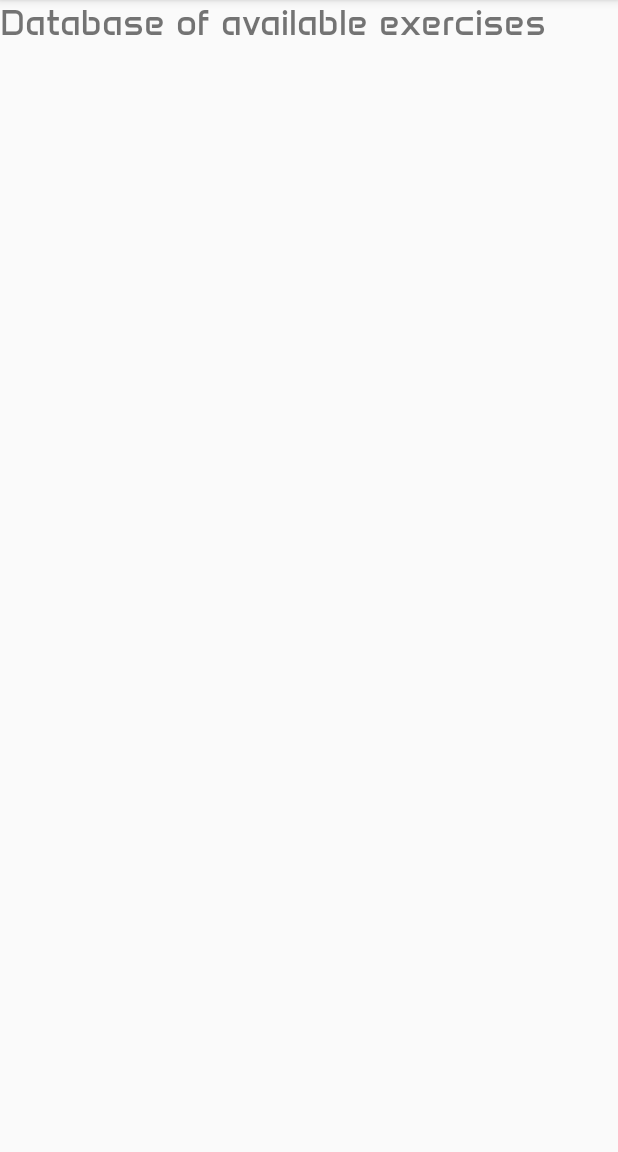
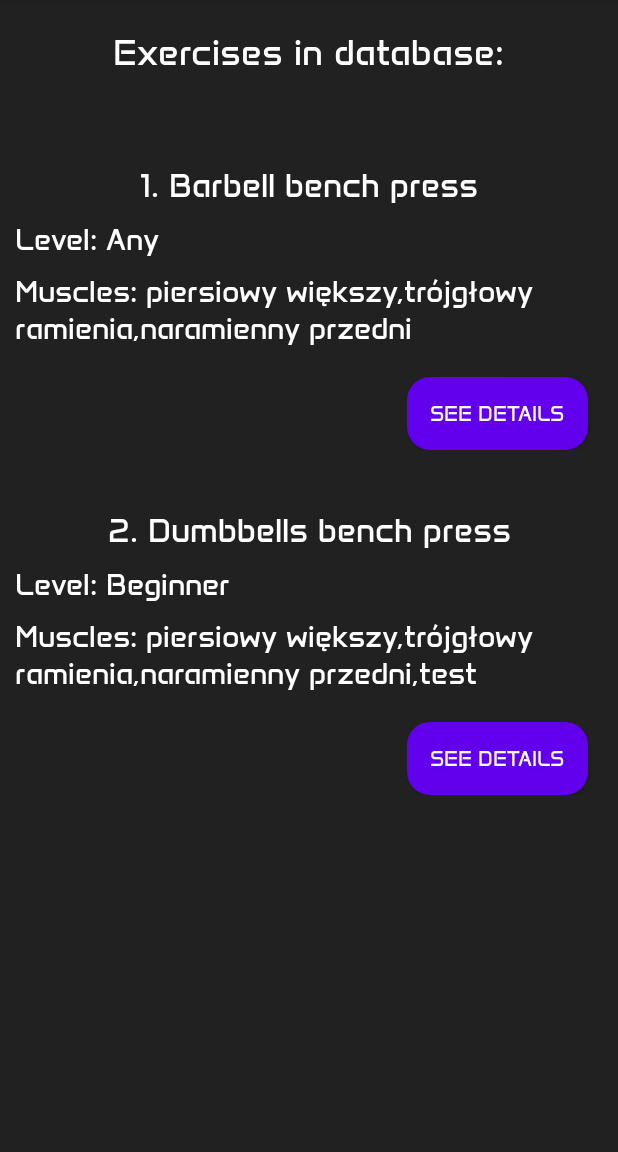
Before and after one commit to Lewan24/GymBuddy, an Android app built with Jetpack Compose: the fragment ExercisesDbFragment placed in its activity, on a phone screen of 412 x 824 dp, the part 84-1236 px from its top. Run offline under Robolectric (Android 15) with nearby library versions, the phone set to English and light mode, and no system bars; our stand-ins replace Room's generated code.

Commit message:
Modify entities to match database. Modify prepopulated database to use existing entities and store few test static items. Add new viemodel, adapter and implementation to show Exercises from database. Use Gson as json serializer to deserialize json from database

```diff
--- a/src/app/build.gradle.kts
+++ b/src/app/build.gradle.kts
@@ -65,6 +65,7 @@ dependencies {
     implementation("androidx.compose.material3:material3")
     implementation("androidx.drawerlayout:drawerlayout:1.2.0")
     implementation("androidx.legacy:legacy-support-v4:1.0.0")
+    implementation("androidx.fragment:fragment-ktx:1.5.6")
     testImplementation("junit:junit:4.13.2")
     androidTestImplementation("androidx.test.ext:junit:1.1.5")
     androidTestImplementation("androidx.test.espresso:espresso-core:3.5.1")
--- /dev/null
+++ b/src/app/src/main/java/com/example/gymbuddy/data/adapters/ExercisesAdapter.kt
@@ -0,0 +1,50 @@
+package com.example.gymbuddy.data.adapters
+
+import android.annotation.SuppressLint
+import android.view.LayoutInflater
+import android.view.View
+import android.view.ViewGroup
+import android.widget.TextView
+import androidx.recyclerview.widget.RecyclerView
+import com.example.gymbuddy.R
+import com.example.gymbuddy.data.entities.ExerciseModel
+import com.example.gymbuddy.data.viewmodels.ExercisesDbViewModel
+import com.google.gson.Gson
+
+class ExercisesAdapter : RecyclerView.Adapter<ExercisesAdapter.ExerciseViewHolder>() {
+    private lateinit var databaseViewModel: ExercisesDbViewModel
+    var items = ArrayList<ExerciseModel>()
+
+    fun setListData(data: ArrayList<ExerciseModel>){
+        this.items = data
+    }
+
+    fun setViewModel(viewModel: ExercisesDbViewModel){
+        this.databaseViewModel = viewModel
+    }
+    inner class ExerciseViewHolder(itemView: View) : RecyclerView.ViewHolder(itemView){
+        val exerciseName: TextView = itemView.findViewById(R.id.tvExerciseName)
+        val exerciseLevel: TextView = itemView.findViewById(R.id.tvLevel)
+        val exerciseMuscles: TextView = itemView.findViewById(R.id.tvMuscles)
+    }
+
+    override fun onCreateViewHolder(parent: ViewGroup, viewType: Int): ExerciseViewHolder {
+        val itemView = LayoutInflater.from(parent.context).inflate(R.layout.singleexercise, parent, false)
+        return ExerciseViewHolder(itemView)
+    }
+
+    override fun getItemCount(): Int = items.size
+
+    @SuppressLint("SetTextI18n")
+    override fun onBindViewHolder(holder: ExerciseViewHolder, position: Int) {
+        val currentExercise = items[position]
+
+        holder.exerciseName.text = "${currentExercise.id}. ${currentExercise.exerciseName}"
+        holder.exerciseLevel.text = "Level: ${currentExercise.level}"
+
+        // Todo: Check if this solution is not killing performance if there would be many more exercises
+        val gson = Gson()
+        val exerciseMusclesAsList: List<String> = gson.fromJson<List<String>>(currentExercise.musclesUsed, List::class.java)
+        "Muscles: ${exerciseMusclesAsList.joinToString(separator = ",")}".also { holder.exerciseMuscles.text = it }
+    }
+}
--- a/src/app/src/main/java/com/example/gymbuddy/data/adapters/TrainingPlansAdapter.kt
+++ b/src/app/src/main/java/com/example/gymbuddy/data/adapters/TrainingPlansAdapter.kt
@@ -12,6 +12,7 @@ import com.example.gymbuddy.data.viewmodels.TrainingsViewModel
 class TrainingPlansAdapter : RecyclerView.Adapter<TrainingPlansAdapter.TrainingPlanViewHolder>() {
     private lateinit var databaseViewModel: TrainingsViewModel
     var items = ArrayList<TrainingPlanModel>()
+
     fun setListData(data: ArrayList<TrainingPlanModel>){
         this.items = data
     }
--- a/src/app/src/main/java/com/example/gymbuddy/data/entities/ArchivedTrainingModel.kt
+++ b/src/app/src/main/java/com/example/gymbuddy/data/entities/ArchivedTrainingModel.kt
@@ -9,16 +9,5 @@ data class ArchivedTrainingModel(
     @PrimaryKey(autoGenerate = true) @ColumnInfo(name="Id") val id: Int = 0,
     @ColumnInfo(name="TrainingPlanJson") val trainingPlan: String, // TrainingPlanModel
     @ColumnInfo(name="TrainingTime") val trainingTime: String, // ex: 1h 25m
-    @ColumnInfo(name="TotalWeightInKg") val totalWeightInKg: Int
+    @ColumnInfo(name="TotalWeightInKg") val totalWeightInKg: Int?
 )
-
-//class ArchivedTrainingModelDto(model: ArchivedTrainingModel) {
-//    var id: Int = 0
-//    lateinit var trainingPlan: TrainingPlanModel
-//
-//    init {
-//        id = model.id
-//        val gson = Gson()
-//        trainingPlan = gson.fromJson(model.trainingPlan, trainingPlan::class.java)
-//    }
-//}
--- a/src/app/src/main/java/com/example/gymbuddy/data/entities/ExerciseModel.kt
+++ b/src/app/src/main/java/com/example/gymbuddy/data/entities/ExerciseModel.kt
@@ -2,16 +2,17 @@ package com.example.gymbuddy.data.entities
 
 import androidx.room.ColumnInfo
 import androidx.room.Entity
+import androidx.room.Index
 import androidx.room.PrimaryKey
 
-@Entity(tableName = "Exercises")
+@Entity(tableName = "Exercises", indices=[Index(value=["ExerciseName"], unique=true)])
 data class ExerciseModel(
     @PrimaryKey(autoGenerate = true) @ColumnInfo(name="Id") val id: Int = 0,
     @ColumnInfo(name="ExerciseName") val exerciseName: String,
     @ColumnInfo(name="MusclesUsedJson") val musclesUsed: String, //List<String>
-    @ColumnInfo(name="LevelJson") val level: String, // Level as string
-    @ColumnInfo(name="Advices") val advices: String,
-    @ColumnInfo(name="VideoUrl") val videoUrl: String
+    @ColumnInfo(name="Level") val level: String, // Level as string
+    @ColumnInfo(name="AdvicesJson") val advices: String?, // List<String>
+    @ColumnInfo(name="VideoUrl") val videoUrl: String?
 )
 
 enum class Level{
--- a/src/app/src/main/java/com/example/gymbuddy/data/entities/UserSettingModel.kt
+++ b/src/app/src/main/java/com/example/gymbuddy/data/entities/UserSettingModel.kt
@@ -2,9 +2,10 @@ package com.example.gymbuddy.data.entities
 
 import androidx.room.ColumnInfo
 import androidx.room.Entity
+import androidx.room.Index
 import androidx.room.PrimaryKey
 
-@Entity(tableName = "UserSettings")
+@Entity(tableName = "UserSettings", indices=[Index(value=["SettingName"], unique=true)])
 data class UserSetting(
     @PrimaryKey(autoGenerate = true) @ColumnInfo(name="Id") val id: Int = 0,
     @ColumnInfo(name="SettingName") val settingName: String,
--- /dev/null
+++ b/src/app/src/main/java/com/example/gymbuddy/data/viewmodels/ExercisesDbViewModel.kt
@@ -0,0 +1,31 @@
+package com.example.gymbuddy.data.viewmodels
+
+import android.app.Application
+import androidx.lifecycle.AndroidViewModel
+import androidx.lifecycle.MutableLiveData
+import androidx.lifecycle.viewModelScope
+import com.example.gymbuddy.data.daos.ExercisesDao
+import com.example.gymbuddy.data.databases.AppDatabase
+import com.example.gymbuddy.data.entities.ExerciseModel
+import kotlinx.coroutines.Dispatchers
+import kotlinx.coroutines.launch
+
+class ExercisesDbViewModel(app: Application) : AndroidViewModel(app) {
+    private val db: ExercisesDao
+    private var allExercises: MutableLiveData<List<ExerciseModel>>
+
+    init {
+        db = AppDatabase.getInstance(app).ExercisesDao()
+        allExercises = MutableLiveData()
+    }
+
+    fun getAllExercisesAsObservers() : MutableLiveData<List<ExerciseModel>> {
+        reloadExercises()
+
+        return allExercises
+    }
+
+    private fun reloadExercises() = viewModelScope.launch(Dispatchers.IO){
+        allExercises.postValue(db.GetAllExercises())
+    }
+}
--- a/src/app/src/main/java/com/example/gymbuddy/pages/ExercisesDbFragment.kt
+++ b/src/app/src/main/java/com/example/gymbuddy/pages/ExercisesDbFragment.kt
@@ -1,60 +1,47 @@
 package com.example.gymbuddy.pages
 
 import android.os.Bundle
-import androidx.fragment.app.Fragment
 import android.view.LayoutInflater
 import android.view.View
 import android.view.ViewGroup
-import com.example.gymbuddy.R
+import androidx.fragment.app.Fragment
+import androidx.lifecycle.ViewModelProvider
+import androidx.recyclerview.widget.LinearLayoutManager
+import com.example.gymbuddy.data.adapters.ExercisesAdapter
+import com.example.gymbuddy.data.viewmodels.ExercisesDbViewModel
+import com.example.gymbuddy.databinding.FragmentExercisesDbBinding
 
-// TODO: Rename parameter arguments, choose names that match
-// the fragment initialization parameters, e.g. ARG_ITEM_NUMBER
-private const val ARG_PARAM1 = "param1"
-private const val ARG_PARAM2 = "param2"
+class ExercisesDbFragment : Fragment() {
 
-/**
- * A simple [Fragment] subclass.
- * Use the [ExercisesDbFragment.newInstance] factory method to
- * create an instance of this fragment.
- */
-class ExercisesDbFragment : Fragment() {
-    // TODO: Rename and change types of parameters
-    private var param1: String? = null
-    private var param2: String? = null
-
-    override fun onCreate(savedInstanceState: Bundle?) {
-        super.onCreate(savedInstanceState)
-        arguments?.let {
-            param1 = it.getString(ARG_PARAM1)
-            param2 = it.getString(ARG_PARAM2)
-        }
+    companion object {
+        fun newInstance() = ExercisesDbFragment()
     }
 
-    override fun onCreateView(
-        inflater: LayoutInflater, container: ViewGroup?,
-        savedInstanceState: Bundle?
-    ): View? {
-        // Inflate the layout for this fragment
-        return inflater.inflate(R.layout.fragment_exercises_db, container, false)
+    private lateinit var viewModel: ExercisesDbViewModel
+    private lateinit var exercisesAdapter: ExercisesAdapter
+    private lateinit var binding: FragmentExercisesDbBinding
+
+    override fun onCreateView(inflater: LayoutInflater, container: ViewGroup?, savedInstanceState: Bundle?) : View {
+        super.onCreate(savedInstanceState)
+
+        binding = FragmentExercisesDbBinding.inflate(inflater, container, false)
+        exercisesAdapter = ExercisesAdapter()
+
+        viewModel = ViewModelProvider(this)[ExercisesDbViewModel::class.java]
+        viewModel.getAllExercisesAsObservers().observe(viewLifecycleOwner) {
+            exercisesAdapter.setListData(ArrayList(it))
+            exercisesAdapter.setViewModel(this.viewModel)
+            exercisesAdapter.notifyDataSetChanged()
+        }
+
+        binding.rvExercisesList.layoutManager = LinearLayoutManager(this.context)
+        binding.rvExercisesList.adapter = exercisesAdapter
+
+        return binding.root
     }
 
-    companion object {
-        /**
-         * Use this factory method to create a new instance of
-         * this fragment using the provided parameters.
-         *
-         * @param param1 Parameter 1.
-         * @param param2 Parameter 2.
-         * @return A new instance of fragment ExercisesDbFragment.
-         */
-        // TODO: Rename and change types and number of parameters
-        @JvmStatic
-        fun newInstance(param1: String, param2: String) =
-            ExercisesDbFragment().apply {
-                arguments = Bundle().apply {
-                    putString(ARG_PARAM1, param1)
-                    putString(ARG_PARAM2, param2)
-                }
-            }
+    @Deprecated("Deprecated in Java")
+    override fun onActivityCreated(savedInstanceState: Bundle?) {
+        super.onActivityCreated(savedInstanceState)
     }
 }
--- a/src/app/src/main/java/com/example/gymbuddy/pages/TrainingsFragment.kt
+++ b/src/app/src/main/java/com/example/gymbuddy/pages/TrainingsFragment.kt
@@ -1,13 +1,12 @@
 package com.example.gymbuddy.pages
 
-import androidx.lifecycle.ViewModelProvider
 import android.os.Bundle
-import androidx.fragment.app.Fragment
 import android.view.LayoutInflater
 import android.view.View
 import android.view.ViewGroup
+import androidx.fragment.app.Fragment
+import androidx.lifecycle.ViewModelProvider
 import androidx.recyclerview.widget.LinearLayoutManager
-import com.example.gymbuddy.R
 import com.example.gymbuddy.data.adapters.TrainingPlansAdapter
 import com.example.gymbuddy.data.viewmodels.TrainingsViewModel
 import com.example.gymbuddy.databinding.FragmentTrainingsBinding
@@ -24,7 +23,7 @@ class TrainingsFragment : Fragment() {
     override fun onCreateView(
         inflater: LayoutInflater, container: ViewGroup?,
         savedInstanceState: Bundle?
-    ): View? {
+    ): View {
         binding = FragmentTrainingsBinding.inflate(inflater, container, false)
         trainingPlansAdapter = TrainingPlansAdapter()
 
--- a/src/app/src/main/res/layout/fragment_exercises_db.xml
+++ b/src/app/src/main/res/layout/fragment_exercises_db.xml
@@ -1,15 +1,33 @@
 <?xml version="1.0" encoding="utf-8"?>
-<FrameLayout xmlns:android="http://schemas.android.com/apk/res/android"
+<androidx.constraintlayout.widget.ConstraintLayout xmlns:android="http://schemas.android.com/apk/res/android"
+    xmlns:app="http://schemas.android.com/apk/res-auto"
     xmlns:tools="http://schemas.android.com/tools"
     android:layout_width="match_parent"
     android:layout_height="match_parent"
-    tools:context=".pages.ExercisesDbFragment">
+    tools:context=".pages.ExercisesDbFragment"
+    android:background="@color/cancel_darken">
 
-    <!-- TODO: Update blank fragment layout -->
     <TextView
+        android:id="@+id/tvExercisesStart"
+        android:layout_width="wrap_content"
+        android:layout_height="wrap_content"
+        android:layout_marginTop="20dp"
+        android:text="Exercises in database:"
+        android:textColor="@color/white"
+        android:textSize="24sp"
+        app:layout_constraintEnd_toEndOf="parent"
+        app:layout_constraintStart_toStartOf="parent"
+        app:layout_constraintTop_toTopOf="parent" />
+
+    <androidx.recyclerview.widget.RecyclerView
+        android:id="@+id/rvExercisesList"
         android:layout_width="match_parent"
-        android:layout_height="match_parent"
-        android:text="Database of available exercises"
-        android:textSize="24sp"/>
+        android:layout_height="0dp"
+        android:layout_marginTop="40dp"
+        app:layout_constraintBottom_toBottomOf="parent"
+        app:layout_constraintEnd_toEndOf="parent"
+        app:layout_constraintHorizontal_bias="0.0"
+        app:layout_constraintStart_toStartOf="parent"
+        app:layout_constraintTop_toBottomOf="@+id/tvExercisesStart" />
 
-</FrameLayout>
+</androidx.constraintlayout.widget.ConstraintLayout>
--- /dev/null
+++ b/src/app/src/main/res/layout/singleexercise.xml
@@ -0,0 +1,57 @@
+<?xml version="1.0" encoding="utf-8"?>
+<androidx.constraintlayout.widget.ConstraintLayout xmlns:android="http://schemas.android.com/apk/res/android"
+    xmlns:app="http://schemas.android.com/apk/res-auto"
+    xmlns:tools="http://schemas.android.com/tools"
+    android:layout_width="match_parent"
+    android:layout_height="wrap_content"
+    android:background="@color/cancel_darken"
+    android:paddingVertical="20dp">
+
+    <TextView
+        android:id="@+id/tvExerciseName"
+        android:layout_width="wrap_content"
+        android:layout_height="wrap_content"
+        android:text="1. Dumbbells bench press"
+        android:textColor="@color/white"
+        android:textSize="22sp"
+        app:layout_constraintEnd_toEndOf="parent"
+        app:layout_constraintStart_toStartOf="parent"
+        app:layout_constraintTop_toTopOf="parent" />
+
+    <TextView
+        android:id="@+id/tvLevel"
+        android:layout_width="match_parent"
+        android:layout_height="wrap_content"
+        android:layout_marginStart="10dp"
+        android:layout_marginTop="10dp"
+        android:text="Level: Any"
+        android:textColor="@color/white"
+        android:textSize="20sp"
+        app:layout_constraintEnd_toEndOf="parent"
+        app:layout_constraintStart_toStartOf="parent"
+        app:layout_constraintTop_toBottomOf="@+id/tvExerciseName" />
+
+    <TextView
+        android:id="@+id/tvMuscles"
+        android:layout_width="match_parent"
+        android:layout_height="wrap_content"
+        android:layout_marginStart="10dp"
+        android:layout_marginTop="10dp"
+        android:text="Muscles: something, something else, something else else"
+        android:textColor="@color/white"
+        android:textSize="20sp"
+        app:layout_constraintEnd_toEndOf="parent"
+        app:layout_constraintStart_toStartOf="parent"
+        app:layout_constraintTop_toBottomOf="@+id/tvLevel" />
+
+    <Button
+        android:id="@+id/btnDetails"
+        style="@style/ButtonStyle"
+        android:layout_width="wrap_content"
+        android:layout_height="wrap_content"
+        android:layout_marginTop="20dp"
+        android:layout_marginEnd="20dp"
+        android:text="See details"
+        app:layout_constraintEnd_toEndOf="parent"
+        app:layout_constraintTop_toBottomOf="@+id/tvMuscles" />
+</androidx.constraintlayout.widget.ConstraintLayout>
```
Also changed, not shown: src/app/src/main/assets/database/GymBuddy.db.
